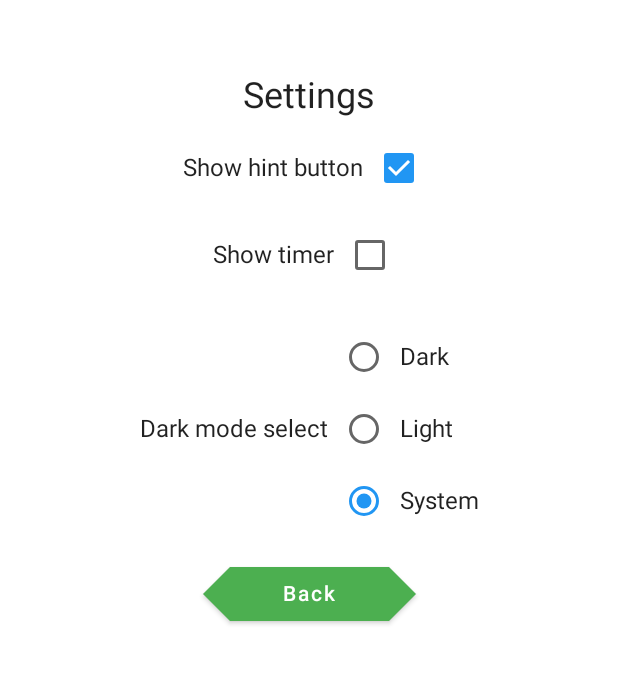
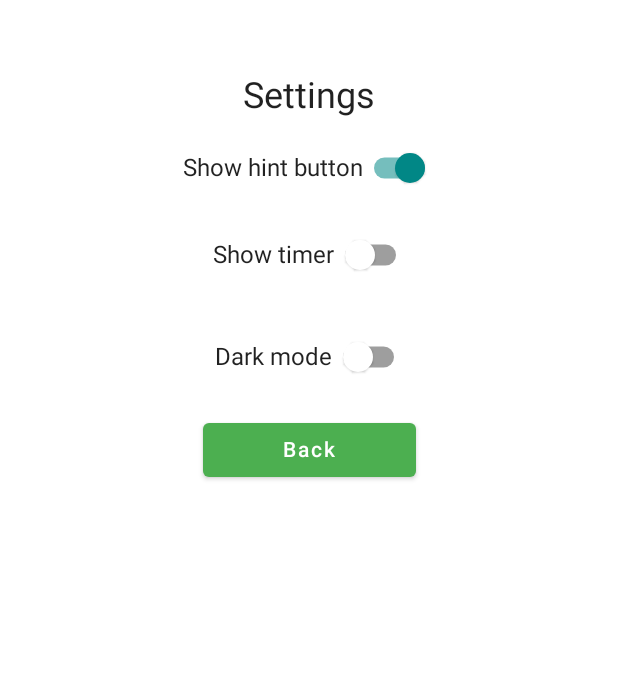
Before and after one commit to markus-vesetrud/HexudokuAndroid, an Android app built with Jetpack Compose: the screen it shows after launch (MainActivity), after a tap on "Settings", on a phone screen of 412 x 824 dp, the part 107-791 px from its top. Run offline under Robolectric (Android 15) with nearby library versions, the phone set to English and light mode, and no system bars.

Commit message:
Add seed input and fix up settings

```diff
--- a/app/src/main/java/com/example/hexudoku/BoardView.kt
+++ b/app/src/main/java/com/example/hexudoku/BoardView.kt
@@ -108,7 +108,7 @@ internal fun BoardView(boardSize: Float, boardModel: BoardModel, backToMenu: (Bo
             horizontalAlignment = Alignment.CenterHorizontally,
             verticalArrangement = Arrangement.Top
         ) {
-            Spacer(modifier = Modifier.height(20.dp))
+            Text(text = "Seed: ${boardModel.seed}")
             if (completed) {
                 Text(text = "Puzzle Solved!", fontSize = 26.sp, modifier = Modifier.height(40.dp))
             } else {
--- a/app/src/main/java/com/example/hexudoku/MainActivity.kt
+++ b/app/src/main/java/com/example/hexudoku/MainActivity.kt
@@ -9,8 +9,7 @@ import androidx.activity.ComponentActivity
 import androidx.activity.compose.setContent
 import androidx.compose.foundation.isSystemInDarkTheme
 import androidx.compose.foundation.layout.*
-import androidx.compose.foundation.selection.selectable
-import androidx.compose.foundation.shape.CutCornerShape
+import androidx.compose.foundation.text.KeyboardOptions
 import androidx.compose.material.*
 import androidx.compose.runtime.*
 import androidx.compose.ui.Alignment
@@ -18,13 +17,15 @@ import androidx.compose.ui.Modifier
 import androidx.compose.ui.platform.LocalConfiguration
 import androidx.compose.ui.platform.LocalContext
 import androidx.compose.ui.res.stringResource
+import androidx.compose.ui.text.input.KeyboardType
 import androidx.compose.ui.text.style.TextAlign
 import androidx.compose.ui.unit.dp
 import androidx.compose.ui.unit.sp
 import androidx.navigation.compose.NavHost
 import androidx.navigation.compose.composable
 import androidx.navigation.compose.rememberNavController
-import com.example.hexudoku.ui.theme.HexSudokuTheme
+import com.example.hexudoku.ui.theme.HexudokuTheme
+import kotlin.random.Random
 
 class MainActivity : ComponentActivity() {
     override fun onCreate(savedInstanceState: Bundle?) {
@@ -38,16 +39,23 @@ class MainActivity : ComponentActivity() {
             val (showTimer, onShowTimerChange) = remember {
                 mutableStateOf(false)
             }
-            val themeOptions = listOf("dark", "light", "system")
-            val (selectedTheme, onThemeSelect) = remember {
-                mutableStateOf(themeOptions[2])
+
+            val (darkMode, onDarkModeChange) = remember {
+                mutableStateOf(false)
             }
 
-            HexSudokuTheme(darkTheme = when(selectedTheme) {
-                "dark" -> true
-                "light" -> false
-                else -> isSystemInDarkTheme()
-            }) {
+            // The firstTime variable is only there to make sure the
+            // onDarkModeChange(isSystemInDarkTheme()) call is only made once
+            val (firstTime, onFirstTimeChange) = remember {
+                mutableStateOf(true)
+            }
+            if (firstTime) {
+                onDarkModeChange(isSystemInDarkTheme())
+                onFirstTimeChange(false)
+            }
+
+
+            HexudokuTheme(darkTheme = darkMode) {
                 // A surface container using the 'background' color from the theme
                 Surface(
                     modifier = Modifier.fillMaxSize(),
@@ -56,7 +64,7 @@ class MainActivity : ComponentActivity() {
                     MainContent(
                         showHint, onShowHintChange,
                         showTimer, onShowTimerChange,
-                        themeOptions, selectedTheme, onThemeSelect
+                        darkMode, onDarkModeChange
                     )
                 }
             }
@@ -68,7 +76,7 @@ class MainActivity : ComponentActivity() {
 fun MainContent(
     showHint: Boolean, onShowHintChange: (Boolean) -> Unit,
     showTimer: Boolean, onShowTimerChange: (Boolean) -> Unit,
-    themeOptions: List<String>, selectedTheme: String, onThemeSelect: (String) -> Unit
+    darkMode: Boolean, onDarkModeChange: (Boolean) -> Unit,
 ) {
     LockScreenOrientation(orientation = ActivityInfo.SCREEN_ORIENTATION_PORTRAIT)
     val navController = rememberNavController()
@@ -137,32 +145,46 @@ fun MainContent(
             }
         }
         composable("difficulty menu") {
+            val (seed, defaultOnSeedChange) = remember {
+                mutableStateOf(Random.nextInt(0, 100_000_000).toString())
+            }
+            val onSeedChange: (String) -> Unit = { newText ->
+                var modifiedNewText = ""
+                newText.forEach { c: Char ->
+                    if (c.isDigit()) {
+                        modifiedNewText += c
+                    }
+                }
+                defaultOnSeedChange(modifiedNewText)
+            }
+
             CustomColumn {
                 Spacer(modifier = Modifier.height(50.dp))
+                SeedNumberField(seed, onSeedChange)
                 HexButton(
                     onClick = {
-                        boardModel = BoardModel(null, null, 15, 1328)
+                        boardModel = BoardModel(null, null, 15, seed.toInt())
                         navController.navigate("board")
                     },
                     text = "Short"
                 )
                 HexButton(
                     onClick = {
-                        boardModel = BoardModel(null, null, 25, 1)
+                        boardModel = BoardModel(null, null, 25, seed.toInt())
                         navController.navigate("board")
                     },
                     text = "Medium"
                 )
                 HexButton(
                     onClick = {
-                        boardModel = BoardModel(null, null, 35, 1)
+                        boardModel = BoardModel(null, null, 35, seed.toInt())
                         navController.navigate("board")
                     },
                     text = "Long"
                 )
                 HexButton(
                     onClick = {
-                        boardModel = BoardModel(null, null, 50, 1)
+                        boardModel = BoardModel(null, null, 50, seed.toInt())
                         navController.navigate("board")
                     },
                     text = "Max"
@@ -247,37 +269,17 @@ fun MainContent(
                 Spacer(modifier = Modifier.height(10.dp))
                 Row(verticalAlignment = Alignment.CenterVertically) {
                     Text(text = "Show hint button")
-                    Checkbox(checked = showHint, onCheckedChange = onShowHintChange)
+                    Switch(checked = showHint, onCheckedChange = onShowHintChange)
                 }
                 Spacer(modifier = Modifier.height(10.dp))
                 Row(verticalAlignment = Alignment.CenterVertically) {
                     Text(text = "Show timer")
-                    Checkbox(checked = showTimer, onCheckedChange = onShowTimerChange)
+                    Switch(checked = showTimer, onCheckedChange = onShowTimerChange)
                 }
                 Spacer(modifier = Modifier.height(20.dp))
                 Row(verticalAlignment = Alignment.CenterVertically) {
-                    Text(text = "Dark mode select")
-                    Column() {
-                        themeOptions.forEach { text ->
-                            Row(
-                                verticalAlignment = Alignment.CenterVertically,
-                                modifier = Modifier.selectable(
-                                    selected = (text == selectedTheme),
-                                    onClick = { onThemeSelect(text) }
-                                )
-                            ) {
-                                RadioButton(
-                                    selected = (text == selectedTheme),
-                                    onClick = { onThemeSelect(text) }
-                                )
-                                Text(text = stringResource(when(text) {
-                                    "light" -> R.string.setting_light
-                                    "dark" -> R.string.setting_dark
-                                    else -> R.string.setting_system
-                                }))
-                            }
-                        }
-                    }
+                    Text(text = "Dark mode")
+                    Switch(checked = darkMode, onCheckedChange = onDarkModeChange)
                 }
                 Spacer(modifier = Modifier.height(10.dp))
                 HexButton(onClick = { navController.navigate("main menu") {
@@ -290,8 +292,23 @@ fun MainContent(
 }
 
 @Composable
+fun SeedNumberField(seed: String, onSeedChange: (String) -> Unit) {
+
+    OutlinedTextField(
+        value = seed,
+        label = { Text(text = "Seed") },
+        modifier = Modifier.width(150.dp),
+        // modifier = Modifier.border(width = 4.dp, color = MaterialTheme.colors.primary, CutCornerShape(50)),
+        keyboardOptions = KeyboardOptions.Default.copy(keyboardType = KeyboardType.Number),
+        onValueChange = onSeedChange
+    )
+
+}
+
+
+@Composable
 fun HexButton(onClick: () -> Unit, text: String, enabled: Boolean = true) {
-    Button(onClick = onClick, enabled = enabled, shape = CutCornerShape(50),
+    Button(onClick = onClick, enabled = enabled, // shape = CutCornerShape(50),
         modifier = Modifier
             .width(150.dp)
             .padding(4.dp)) {
--- a/app/src/main/java/com/example/hexudoku/ui/theme/Theme.kt
+++ b/app/src/main/java/com/example/hexudoku/ui/theme/Theme.kt
@@ -36,7 +36,7 @@ val Colors.primaryVariant2: Color
     get() = if (isLight) GreenVariant2 else GreenVariantDark2
 
 @Composable
-fun HexSudokuTheme(darkTheme: Boolean = isSystemInDarkTheme(), content: @Composable () -> Unit) {
+fun HexudokuTheme(darkTheme: Boolean = isSystemInDarkTheme(), content: @Composable () -> Unit) {
     val colors = if (darkTheme) {
         DarkColorPalette
     } else {
```
Also changed, not shown: app/src/main/java/com/example/hexudoku/BoardModel.kt (+6 -2 lines).
